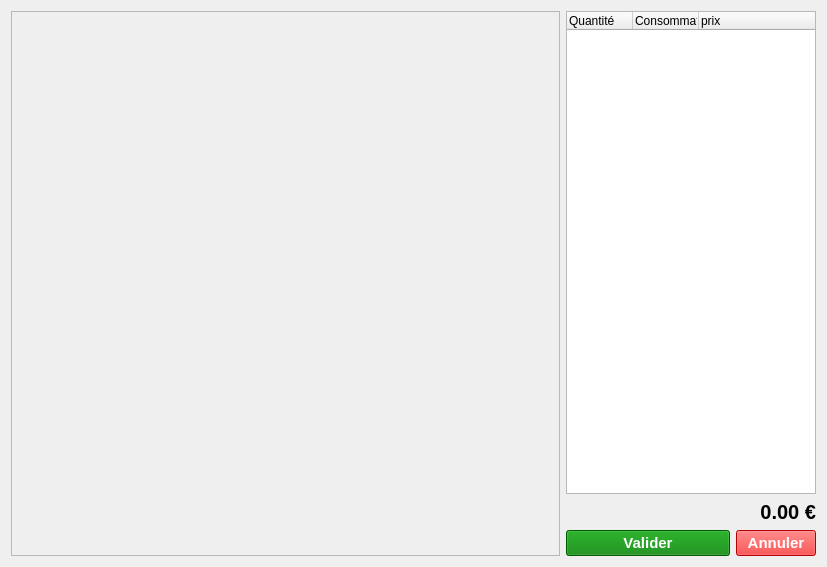
Old version of the form application/ui/panel.ui in the repository nils-van-zuijlen/Enibar.
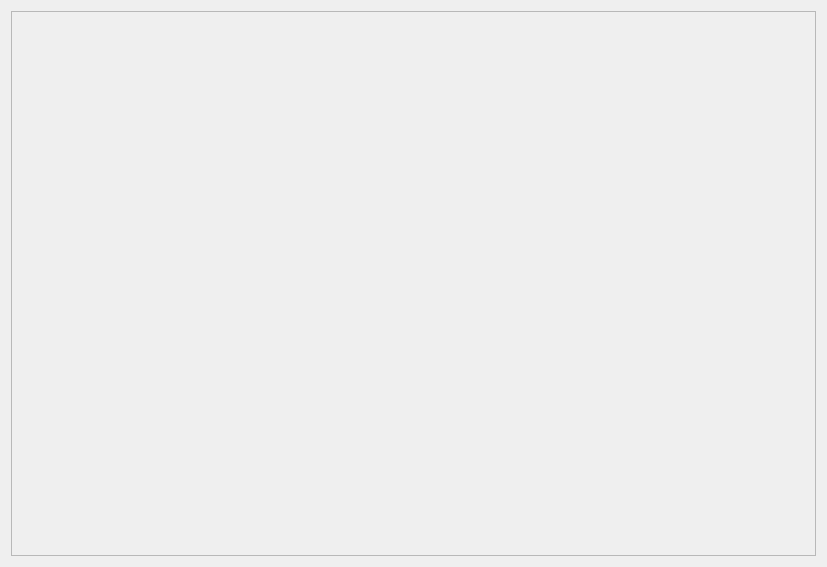
New version of the form. Custom widgets are drawn as their Qt base class.

Commit message: Post refactor. Now the product list on the main window is unique and fully syncronised between panels

Patch:
```diff
--- a/application/ui/panel.ui
+++ b/application/ui/panel.ui
@@ -14,137 +14,7 @@
    <string>Form</string>
   </property>
   <layout class="QGridLayout" name="gridLayout">
-   <item row="1" column="1">
-    <widget class="QLabel" name="total">
-     <property name="font">
-      <font>
-       <pointsize>15</pointsize>
-       <weight>75</weight>
-       <bold>true</bold>
-      </font>
-     </property>
-     <property name="styleSheet">
-      <string notr="true">padding:0.75em</string>
-     </property>
-     <property name="text">
-      <string>0.00 €</string>
-     </property>
-     <property name="alignment">
-      <set>Qt::AlignRight|Qt::AlignTrailing|Qt::AlignVCenter</set>
-     </property>
-    </widget>
-   </item>
-   <item row="2" column="1">
-    <widget class="QWidget" name="widget_2" native="true">
-     <property name="minimumSize">
-      <size>
-       <width>250</width>
-       <height>0</height>
-      </size>
-     </property>
-     <property name="maximumSize">
-      <size>
-       <width>250</width>
-       <height>16777215</height>
-      </size>
-     </property>
-     <layout class="QHBoxLayout" name="horizontalLayout">
-      <property name="leftMargin">
-       <number>0</number>
-      </property>
-      <property name="topMargin">
-       <number>0</number>
-      </property>
-      <property name="rightMargin">
-       <number>0</number>
-      </property>
-      <property name="bottomMargin">
-       <number>0</number>
-      </property>
-      <item>
-       <widget class="QPushButton" name="pushButton_13">
-        <property name="font">
-         <font>
-          <pointsize>11</pointsize>
-          <weight>75</weight>
-          <bold>true</bold>
-         </font>
-        </property>
-        <property name="styleSheet">
-         <string notr="true">padding:0.75em;background-color:green;color:white</string>
-        </property>
-        <property name="text">
-         <string>Valider</string>
-        </property>
-       </widget>
-      </item>
-      <item>
-       <widget class="QPushButton" name="pushButton">
-        <property name="sizePolicy">
-         <sizepolicy hsizetype="Maximum" vsizetype="Fixed">
-          <horstretch>0</horstretch>
-          <verstretch>0</verstretch>
-         </sizepolicy>
-        </property>
-        <property name="font">
-         <font>
-          <pointsize>11</pointsize>
-          <weight>75</weight>
-          <bold>true</bold>
-         </font>
-        </property>
-        <property name="styleSheet">
-         <string notr="true">padding: 0.75em; background-color:red;color:white;</string>
-        </property>
-        <property name="text">
-         <string>Annuler</string>
-        </property>
-       </widget>
-      </item>
-     </layout>
-    </widget>
-   </item>
-   <item row="0" column="1">
-    <widget class="ProductList" name="product_list">
-     <property name="minimumSize">
-      <size>
-       <width>250</width>
-       <height>0</height>
-      </size>
-     </property>
-     <property name="maximumSize">
-      <size>
-       <width>250</width>
-       <height>16777215</height>
-      </size>
-     </property>
-     <property name="indentation">
-      <number>0</number>
-     </property>
-     <property name="wordWrap">
-      <bool>true</bool>
-     </property>
-     <attribute name="headerDefaultSectionSize">
-      <number>66</number>
-     </attribute>
-     <column>
-      <property name="text">
-       <string>Quantité</string>
-      </property>
-     </column>
-     <column>
-      <property name="text">
-       <string>Consommation</string>
-      </property>
-     </column>
-     <column>
-      <property name="text">
-       <string>prix</string>
-      </property>
-     </column>
-    </widget>
-   </item>
-   <item row="0" column="0" rowspan="3">
+   <item row="0" column="0" rowspan="2">
     <widget class="QScrollArea" name="scroll_area">
      <property name="frameShape">
       <enum>QFrame::StyledPanel</enum>
@@ -160,7 +30,7 @@
        <rect>
         <x>0</x>
         <y>0</y>
-        <width>551</width>
+        <width>807</width>
         <height>547</height>
        </rect>
       </property>
@@ -177,11 +47,6 @@
    <header>gui/panels</header>
    <container>1</container>
   </customwidget>
-  <customwidget>
-   <class>ProductList</class>
-   <extends>QTreeWidget</extends>
-   <header>gui/panels</header>
-  </customwidget>
  </customwidgets>
  <resources/>
  <connections>
```
Left out of the diff: 35 changed lines with no effect on the pictures. The commit also changes 3 other files.
